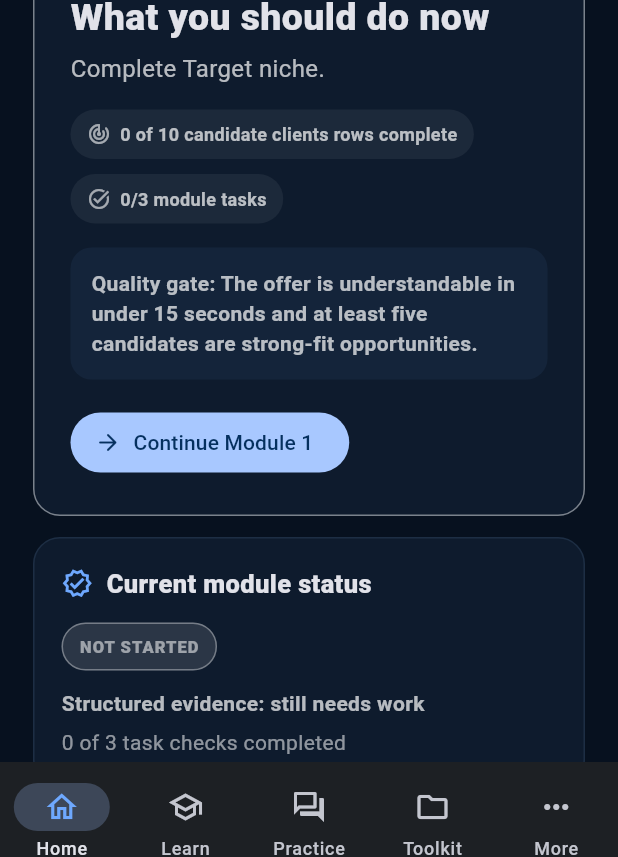
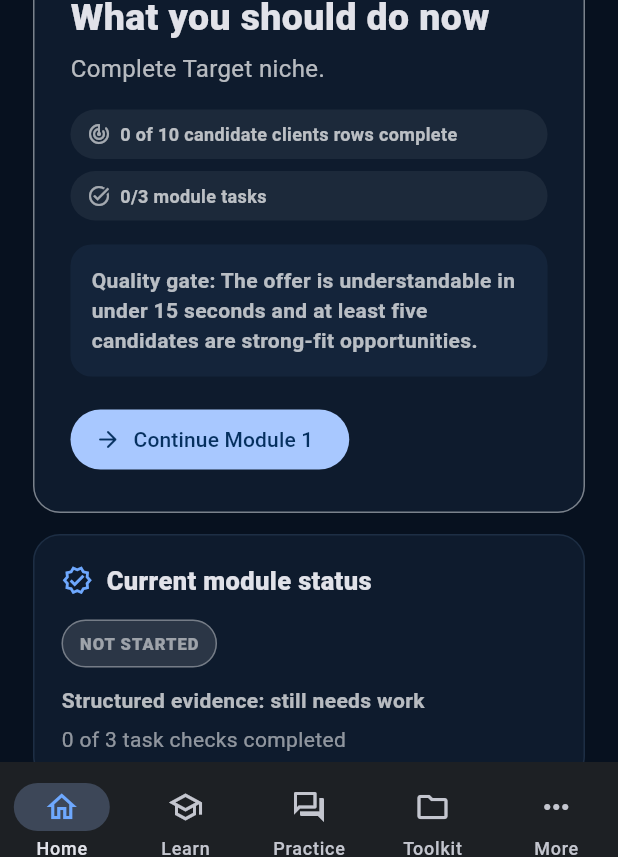
Before and after one commit to GraysonSeven/graysonseven.github.io, a Flutter app: the AppShell screen opened directly with empty values, on a phone screen of 412 x 824 dp. Shown: the part 354-1211 px from the top of the screen. Run offline on Flutter 3.47's test engine with Material 3 defaults, Android fonts, the phone set to English and light mode, and no system bars; our stand-ins replace file_picker, shared_preferences; missing offline and left inert: dart:html; accounts and stored records are empty; network calls fail.

Commit message:
fix: mirror responsive Home patch lib/home_dashboard.dart

```diff
--- a/clientbound-src/lib/home_dashboard.dart
+++ b/clientbound-src/lib/home_dashboard.dart
@@ -67,7 +67,7 @@ class HomeDashboard extends StatelessWidget {
                           );
                         }
                         return Row(
-                          crossAxisAlignment: CrossAxisAlignment.stretch,
+                          crossAxisAlignment: CrossAxisAlignment.start,
                           children: [
                             Expanded(child: _ReviewStatusCard(model: model)),
                             const SizedBox(width: 14),
@@ -104,7 +104,7 @@ class HomeDashboard extends StatelessWidget {
                           );
                         }
                         return Row(
-                          crossAxisAlignment: CrossAxisAlignment.stretch,
+                          crossAxisAlignment: CrossAxisAlignment.start,
                           children: [
                             Expanded(child: _MilestonesCard(model: model)),
                             const SizedBox(width: 14),
@@ -131,7 +131,7 @@ class HomeDashboard extends StatelessWidget {
                           );
                         }
                         return Row(
-                          crossAxisAlignment: CrossAxisAlignment.stretch,
+                          crossAxisAlignment: CrossAxisAlignment.start,
                           children: [
                             Expanded(
                               child: _CourseProgressCard(progress: progress),
@@ -253,14 +253,14 @@ class _NextActionCard extends StatelessWidget {
             ),
           ),
           const SizedBox(height: 15),
-          Wrap(
-            spacing: 10,
-            runSpacing: 10,
+          Column(
+            crossAxisAlignment: CrossAxisAlignment.start,
             children: [
               _InfoPill(
                 icon: Icons.track_changes_rounded,
                 text: model.progressLabel,
               ),
+              const SizedBox(height: 8),
               _InfoPill(
                 icon: Icons.task_alt_outlined,
                 text:
@@ -730,6 +730,7 @@ class _InfoPill extends StatelessWidget {
   @override
   Widget build(BuildContext context) {
     return Container(
+      width: double.infinity,
       padding: const EdgeInsets.symmetric(horizontal: 11, vertical: 8),
       decoration: BoxDecoration(
         color: Colors.white.withValues(alpha: .06),
@@ -740,12 +741,14 @@ class _InfoPill extends StatelessWidget {
         children: [
           Icon(icon, size: 16, color: Colors.white60),
           const SizedBox(width: 6),
-          Text(
-            text,
-            style: const TextStyle(
-              color: Colors.white70,
-              fontWeight: FontWeight.w700,
-              fontSize: 12,
+          Expanded(
+            child: Text(
+              text,
+              style: const TextStyle(
+                color: Colors.white70,
+                fontWeight: FontWeight.w700,
+                fontSize: 12,
+              ),
             ),
           ),
         ],
```
